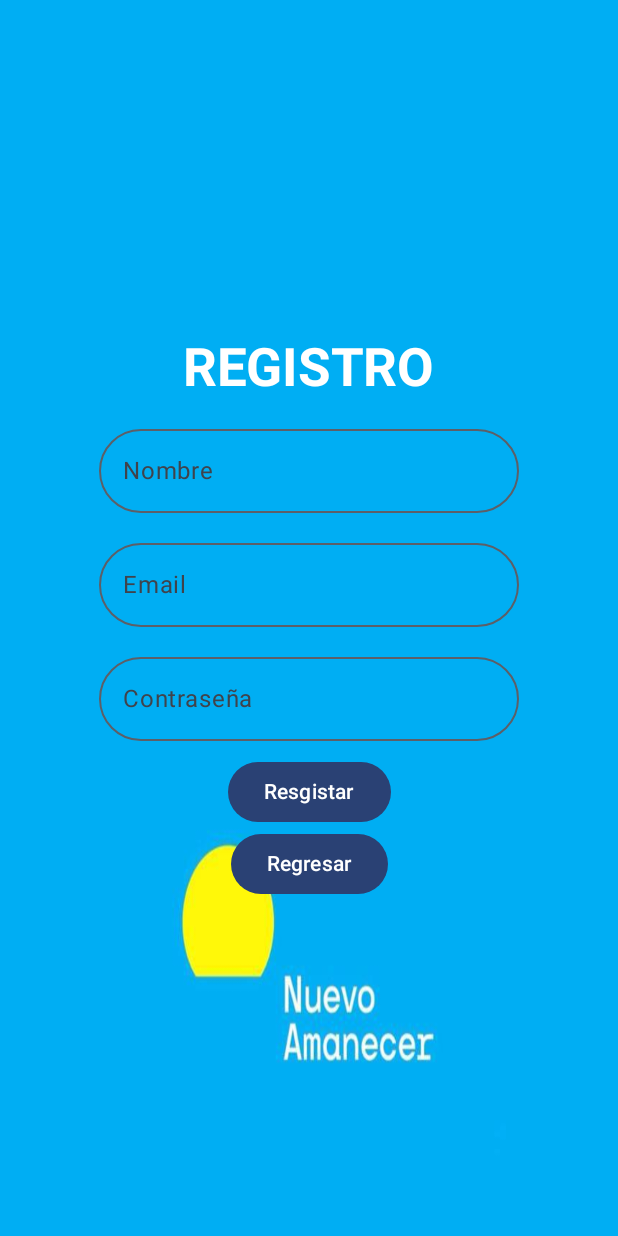
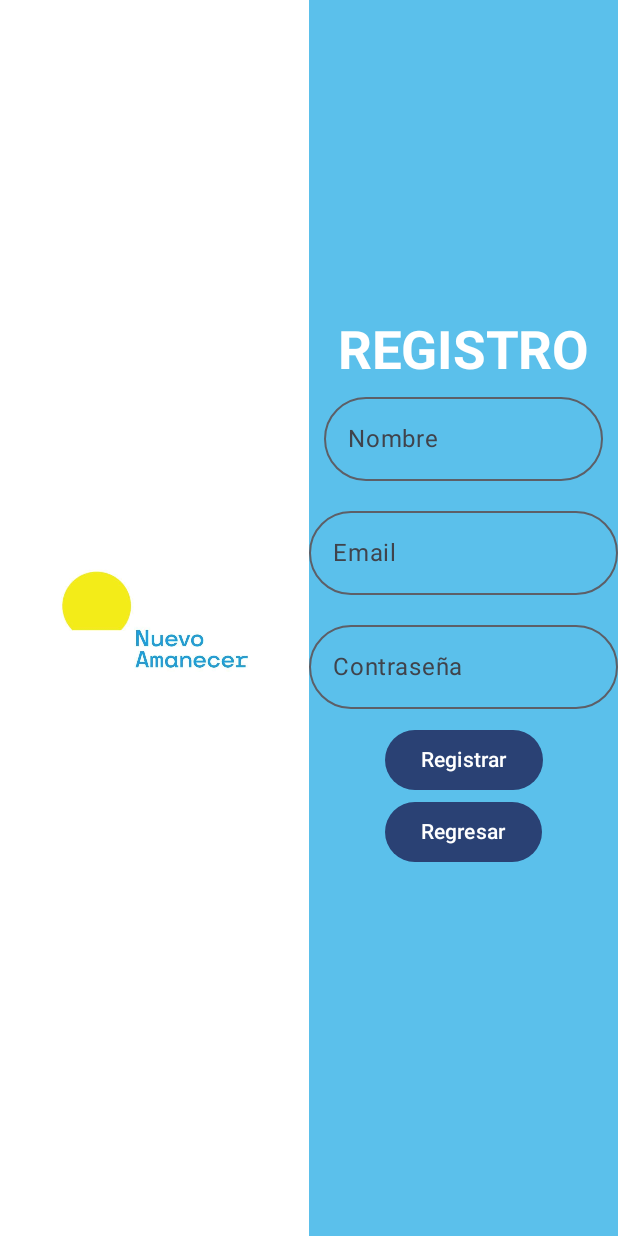
Before and after one commit to luisbarajasr/nuevo-amanecer-app, an Android app built with Jetpack Compose: the RegisterPage screen opened through its navigation route, on a phone screen of 412 x 824 dp. Run offline under Robolectric (Android 15) with nearby library versions, the phone set to English and light mode, and no system bars; our stand-ins replace livedata-compose.

Commit message:
registro style

```diff
--- a/app/build.gradle.kts
+++ b/app/build.gradle.kts
@@ -47,6 +47,7 @@
             excludes += "/META-INF/{AL2.0,LGPL2.1}"
         }
     }
+
 }
 
 dependencies {
--- a/app/src/main/AndroidManifest.xml
+++ b/app/src/main/AndroidManifest.xml
@@ -1,6 +1,8 @@
 <?xml version="1.0" encoding="utf-8"?>
 <manifest xmlns:android="http://schemas.android.com/apk/res/android"
     xmlns:tools="http://schemas.android.com/tools">
+
+    <uses-permission android:name="android.permission.INTERNET" />
 
     <application
         android:allowBackup="true"
--- a/app/src/main/java/com/example/nuevo_amanecer_app/MainActivity.kt
+++ b/app/src/main/java/com/example/nuevo_amanecer_app/MainActivity.kt
@@ -39,6 +39,8 @@
 import com.example.nuevo_amanecer_app.tablero.Tablero
 import com.example.nuevo_amanecer_app.paginas.juegos.Nivel3y4
 import com.example.nuevo_amanecer_app.paginas.juegos.TTS
+import com.example.nuevo_amanecer_app.screens.RegisterPage
+import com.example.nuevo_amanecer_app.screens.RegisterPage2
 import com.example.nuevo_amanecer_app.tablero.editarTablero
 
 import com.example.nuevo_amanecer_app.ui.theme.NuevoamanecerappTheme
@@ -60,6 +62,8 @@
                     //GamePrev()
                     //TTS()
 
+
+                    //RegisterPage2()
                 }
             }
         }
--- a/app/src/main/java/com/example/nuevo_amanecer_app/navigation/Navigation.kt
+++ b/app/src/main/java/com/example/nuevo_amanecer_app/navigation/Navigation.kt
@@ -14,6 +14,7 @@
 import com.example.nuevo_amanecer_app.screens.LoginPage
 import com.example.nuevo_amanecer_app.screens.MenuScreen
 import com.example.nuevo_amanecer_app.screens.RegisterPage
+import com.example.nuevo_amanecer_app.screens.RegisterPage2
 import com.example.nuevo_amanecer_app.screens.WelcomeScreenPage
 import com.example.nuevo_amanecer_app.tablero.Tablero
 import com.example.nuevo_amanecer_app.tablero.editarTablero
@@ -27,7 +28,9 @@
     NavHost(navController = navController, startDestination = "LoginPage" ){
 
         composable("LoginPage"){
-            LoginPage(navController)
+            //LoginPage(navController)
+            RegisterPage2(navController = navController  )
+
         }
 
         composable("RegisterPage"){
--- a/app/src/main/java/com/example/nuevo_amanecer_app/screens/LoginPage.kt
+++ b/app/src/main/java/com/example/nuevo_amanecer_app/screens/LoginPage.kt
@@ -137,7 +137,7 @@
                 modifier = Modifier.padding(top = 10.dp, bottom = 10.dp),
                 shape = RoundedCornerShape(45.dp),
                 placeholder = {
-                    Text("Matrícula")
+                    Text("Contraseña")
                 },
                 visualTransformation = PasswordVisualTransformation(),
                 keyboardOptions = KeyboardOptions.Default.copy(keyboardType = KeyboardType.Password)
--- a/app/src/main/java/com/example/nuevo_amanecer_app/screens/RegisterPage.kt
+++ b/app/src/main/java/com/example/nuevo_amanecer_app/screens/RegisterPage.kt
@@ -4,9 +4,12 @@
 import android.content.res.Configuration
 import android.util.Log
 import androidx.compose.foundation.Image
+import androidx.compose.foundation.background
 import androidx.compose.foundation.layout.Arrangement
 import androidx.compose.foundation.layout.Box
 import androidx.compose.foundation.layout.Column
+import androidx.compose.foundation.layout.Row
+import androidx.compose.foundation.layout.fillMaxHeight
 import androidx.compose.foundation.layout.fillMaxSize
 import androidx.compose.foundation.layout.padding
 import androidx.compose.foundation.shape.RoundedCornerShape
@@ -63,49 +66,44 @@
         mutableStateOf("")
     }
 
-
     val registerState = userviewModel.register.observeAsState()
 
     LaunchedEffect(key1 = registerState.value?.id) {
 
         registerState.value?.let {
             snackbarHostState.showSnackbar(it.id)
-            navController.navigate("WelcomeScreenPage")
+            navController.navigate("MenuScreen")
         }
     }
 
-    Scaffold(
+    Row {
 
-        snackbarHost = {
-            SnackbarHost(
-                hostState = snackbarHostState,
-                modifier = Modifier.padding(16.dp)
+        Column(
+            modifier = Modifier
+                .fillMaxHeight()
+                .weight(1f)
+                .background(color = Color.White),
+            horizontalAlignment = Alignment.CenterHorizontally,
+            verticalArrangement = Arrangement.Center,
+        ) {
+            Image(
+                painter = painterResource(id = R.drawable.nuevo_amanecer),
+                contentDescription = "sdf",
+                modifier = Modifier
+                    .fillMaxHeight()
+                    .weight(1f)
+                    .padding(16.dp)
             )
         }
 
-    ) {
-        val configuration = LocalConfiguration.current
-        val isPortrait = configuration.orientation == Configuration.ORIENTATION_PORTRAIT
+        Column(
+            modifier = Modifier
+                .fillMaxHeight()
+                .weight(1f)
+                .background(color = Color(android.graphics.Color.parseColor("#5BC0EB"))),
+            horizontalAlignment = Alignment.CenterHorizontally,
+            verticalArrangement = Arrangement.Center,
 
-        val backgroundImage = if (isPortrait) {
-            painterResource(id = R.drawable.na_portrait)
-        } else {
-            painterResource(id = R.drawable.na_landscape)
-        }
-
-        Box(
-            modifier = Modifier.fillMaxSize()
-        ) {
-            Image(
-                painter = backgroundImage,
-                contentDescription = null, // Decorative image doesn't require a content description
-                contentScale = ContentScale.FillBounds, // This will make the image fill the Box
-                modifier = Modifier.fillMaxSize()
-            )}
-        Column(
-            modifier = Modifier.fillMaxSize(),
-            horizontalAlignment = Alignment.CenterHorizontally,
-            verticalArrangement = Arrangement.Center
             ) {
 
             Text("REGISTRO", fontSize = 35.sp, fontWeight = FontWeight.Bold, color = Color.White)
@@ -115,24 +113,25 @@
                 onValueChange = {
                     name.value = it
                 },
-                modifier = Modifier.padding(top = 20.dp, bottom = 10.dp),
-                shape = RoundedCornerShape(45.dp),
                 placeholder = {
                     Text("Nombre")
                 },
-                //visualTransformation = NameVisualTransformation(),
+                shape = RoundedCornerShape(45.dp),
+                modifier = Modifier.padding(10.dp),
                 keyboardOptions = KeyboardOptions.Default.copy(keyboardType = KeyboardType.Text)
             )
 
-
-            OutlinedTextField(value = email.value, onValueChange = {
+            OutlinedTextField(
+                value = email.value,
+                onValueChange = {
                     email.value = it
                 },
                 modifier = Modifier.padding(top = 10.dp, bottom = 10.dp),
                 shape = RoundedCornerShape(45.dp),
                 placeholder = {
                     Text("Email")
-            })
+                }
+            )
 
             OutlinedTextField(
                 value = password.value,
@@ -148,7 +147,9 @@
                 keyboardOptions = KeyboardOptions.Default.copy(keyboardType = KeyboardType.Password)
             )
 
-            Button(onClick = {
+            Button(
+                onClick = {
+
                     // Update this to create a user with the name included
                     val user = RegisterUserRequest(email = email.value, password = password.value, data = dataType(name = name.value))
                     val asd = userviewModel.registerUser(user)
@@ -158,17 +159,21 @@
                     containerColor = MaterialTheme.colorScheme.primary, // Use primary color from the theme
                     contentColor = MaterialTheme.colorScheme.onPrimary // Use onPrimary color for content
                 )
+
             ){
-                Text(text = "Resgistar", color = MaterialTheme.colorScheme.onPrimary )
-
+                Text(text = "Registrar", color = MaterialTheme.colorScheme.onPrimary )
             }
 
             Button(onClick = {
                 navController.navigate("LoginPage")
             }) {
-                Text(text = "Regresar")
+                Text(text ="Regresar")
+            }
+
+            SnackbarHost(
+                hostState = snackbarHostState,
+                modifier = Modifier.padding(16.dp)
+            )
         }
     }
-
 }
-}
--- /dev/null
+++ b/app/src/main/java/com/example/nuevo_amanecer_app/screens/RegisterPage2.kt
@@ -0,0 +1,172 @@
+package com.example.nuevo_amanecer_app.screens
+
+import android.annotation.SuppressLint
+import android.util.Log
+import androidx.compose.foundation.Image
+import androidx.compose.foundation.background
+import androidx.compose.foundation.layout.Arrangement
+import androidx.compose.foundation.layout.Column
+import androidx.compose.foundation.layout.Row
+import androidx.compose.foundation.layout.fillMaxHeight
+import androidx.compose.foundation.layout.fillMaxSize
+import androidx.compose.foundation.layout.padding
+import androidx.compose.foundation.shape.RoundedCornerShape
+import androidx.compose.foundation.text.KeyboardOptions
+import androidx.compose.material3.Button
+import androidx.compose.material3.ButtonDefaults
+import androidx.compose.material3.ExperimentalMaterial3Api
+import androidx.compose.material3.MaterialTheme
+import androidx.compose.material3.OutlinedTextField
+import androidx.compose.material3.SnackbarHost
+import androidx.compose.material3.SnackbarHostState
+import androidx.compose.material3.Text
+import androidx.compose.runtime.Composable
+import androidx.compose.runtime.LaunchedEffect
+import androidx.compose.runtime.livedata.observeAsState
+import androidx.compose.runtime.mutableStateOf
+import androidx.compose.runtime.remember
+import androidx.compose.ui.Alignment
+import androidx.compose.ui.Modifier
+import androidx.compose.ui.graphics.Color
+import androidx.compose.ui.res.painterResource
+import androidx.compose.ui.text.font.FontWeight
+import androidx.compose.ui.text.input.KeyboardType
+import androidx.compose.ui.text.input.PasswordVisualTransformation
+import androidx.compose.ui.unit.dp
+import androidx.compose.ui.unit.sp
+import androidx.navigation.NavHostController
+import com.example.nuevo_amanecer_app.R
+import com.example.nuevo_amanecer_app.ViewModels.UserViewModel
+import com.example.nuevo_amanecer_app.data.RegisterUserRequest
+import com.example.nuevo_amanecer_app.data.dataType
+import com.example.nuevo_amanecer_app.service.UserService
+
+@OptIn(ExperimentalMaterial3Api::class)
+@SuppressLint("UnusedMaterial3ScaffoldPaddingParameter")
+@Composable
+fun RegisterPage2(navController: NavHostController) {
+
+    val snackbarHostState = remember { SnackbarHostState() }
+    val userviewModel = UserViewModel(UserService.instance)
+
+    val name = remember { mutableStateOf("") }
+
+    val email = remember {
+        mutableStateOf("")
+    }
+
+    val password = remember {
+        mutableStateOf("")
+    }
+
+    val registerState = userviewModel.register.observeAsState()
+
+    LaunchedEffect(key1 = registerState.value?.id) {
+
+        registerState.value?.let {
+            snackbarHostState.showSnackbar(it.id)
+            navController.navigate("MenuScreen")
+        }
+    }
+
+    Row {
+
+        Column(
+            modifier = Modifier
+                .fillMaxHeight()
+                .weight(1f)
+                .background(color = Color.White),
+            horizontalAlignment = Alignment.CenterHorizontally,
+            verticalArrangement = Arrangement.Center,
+        ) {
+            Image(
+                painter = painterResource(id = R.drawable.nuevo_amanecer),
+                contentDescription = "sdf",
+                modifier = Modifier
+                    .fillMaxHeight()
+                    .weight(1f)
+                    .padding(16.dp)
+            )
+        }
+
+        Column(
+            modifier = Modifier
+                .fillMaxHeight()
+                .weight(1f)
+                .background(color = Color(android.graphics.Color.parseColor("#5BC0EB"))),
+            horizontalAlignment = Alignment.CenterHorizontally,
+            verticalArrangement = Arrangement.Center,
+
+        ) {
+
+            Text("REGISTRO", fontSize = 35.sp, fontWeight = FontWeight.Bold, color = Color.White)
+
+            OutlinedTextField(
+                value = name.value,
+                onValueChange = {
+                    name.value = it
+                },
+                placeholder = {
+                    Text("Nombre")
+                },
+                shape = RoundedCornerShape(45.dp),
+                modifier = androidx.compose.ui.Modifier.padding(10.dp),
+                keyboardOptions = KeyboardOptions.Default.copy(keyboardType = KeyboardType.Text)
+            )
+
+            OutlinedTextField(
+                value = email.value,
+                onValueChange = {
+                    email.value = it
+                },
+                modifier = Modifier.padding(top = 10.dp, bottom = 10.dp),
+                shape = RoundedCornerShape(45.dp),
+                placeholder = {
+                    Text("Email")
+                }
+            )
+
+            OutlinedTextField(
+                value = password.value,
+                onValueChange = {
+                    password.value = it
+                },
+                modifier = Modifier.padding(top = 10.dp, bottom = 10.dp),
+                shape = RoundedCornerShape(45.dp),
+                placeholder = {
+                    Text("Contraseña")
+                },
+                visualTransformation = PasswordVisualTransformation(),
+                keyboardOptions = KeyboardOptions.Default.copy(keyboardType = KeyboardType.Password)
+            )
+
+            Button(
+                onClick = {
+
+                    // Update this to create a user with the name included
+                    val user = RegisterUserRequest(email = email.value, password = password.value, data = dataType(name = name.value))
+                    val asd = userviewModel.registerUser(user)
+                    Log.d("asd", asd.toString())
+                          },
+                    colors = ButtonDefaults.buttonColors(
+                    containerColor = MaterialTheme.colorScheme.primary, // Use primary color from the theme
+                    contentColor = MaterialTheme.colorScheme.onPrimary // Use onPrimary color for content
+                )
+
+            ){
+                Text(text = "Registrar", color = MaterialTheme.colorScheme.onPrimary )
+            }
+
+            Button(onClick = {
+                navController.navigate("LoginPage")
+            }) {
+                Text(text ="Regresar")
+            }
+
+            SnackbarHost(
+                hostState = snackbarHostState,
+                modifier = Modifier.padding(16.dp)
+            )
+        }
+    }
+}
```
Also changed, not shown: app/src/main/res/drawable/na3.png (added), app/src/main/res/drawable/nuevo_amanecer.jpeg (added), app/src/main/res/drawable/nuevo_amanecer2.jpeg (added). Lines whose indentation alone changed are shown as unchanged.
